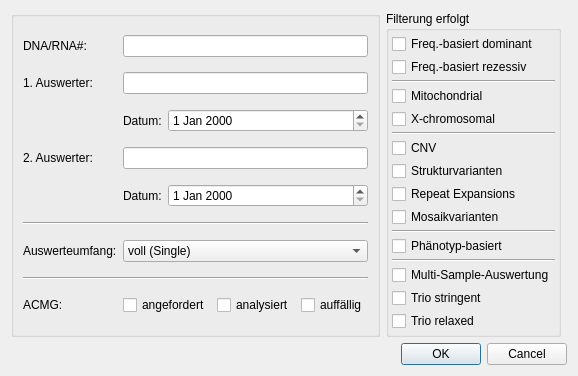
Old version of the form src/GSvar/EvaluationSheetEditDialog.ui in the repository imgag/ngs-bits.
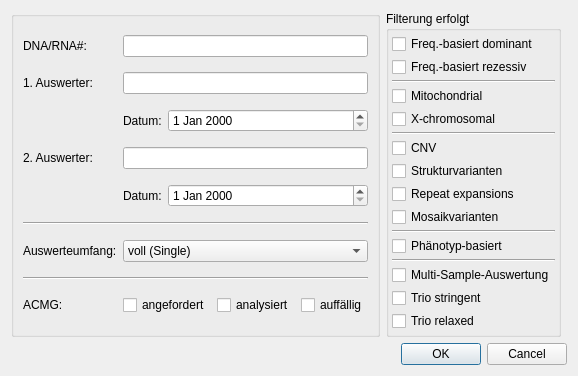
New version of the form. Custom widgets are drawn as their Qt base class.

Patch:
```diff
--- a/src/GSvar/EvaluationSheetEditDialog.ui
+++ b/src/GSvar/EvaluationSheetEditDialog.ui
@@ -96,7 +96,7 @@
         <item>
          <widget class="QCheckBox" name="cb_filter_res">
           <property name="text">
-           <string>Repeat Expansions</string>
+           <string>Repeat expansions</string>
           </property>
          </widget>
         </item>
```
